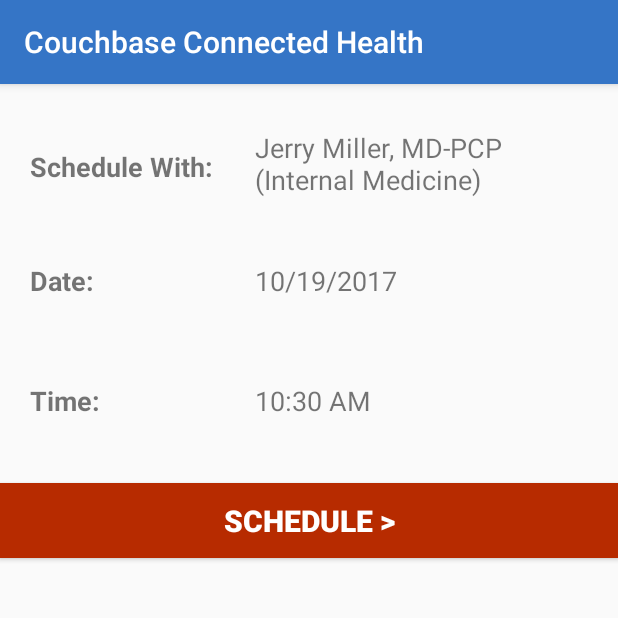
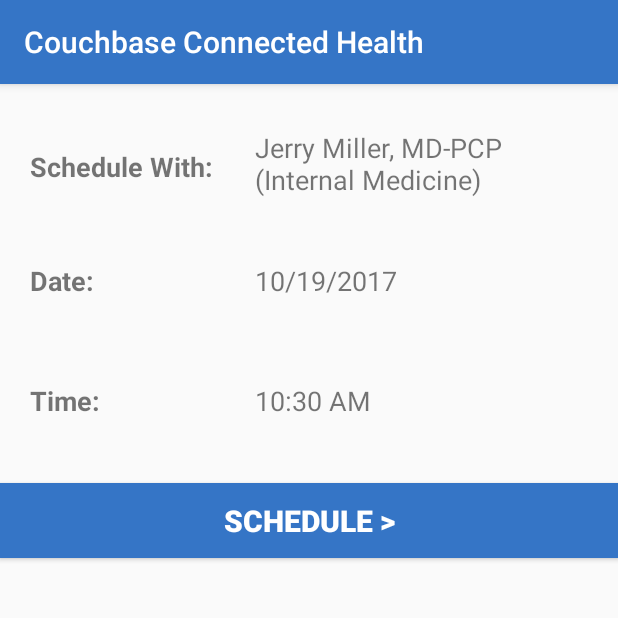
Before and after one commit to couchbaselabs/connect-fall-2017-demo, an Android app: the CareMessage screen opened directly, with no data from a screen before it, on a phone screen of 412 x 824 dp, the top half of it. Run offline under Robolectric (Android 15) with nearby library versions, the phone set to English and light mode, and no system bars; Roboto replaces fonts that are not available here.

Commit message:
Fixed #39 - Android: Change Schedule button's background color. (#40)

```diff
--- a/demo/mobile/android/CBCHealth/app/src/main/res/layout/content_care_message.xml
+++ b/demo/mobile/android/CBCHealth/app/src/main/res/layout/content_care_message.xml
@@ -94,52 +94,10 @@
         android:layout_below="@+id/textView5"
         android:layout_marginTop="30dp"
         android:layout_weight="1"
-        android:background="#B72B00"
+        android:background="?attr/colorPrimary"
         android:text="Schedule >"
         android:textColor="#FFF"
         android:textSize="20sp"
         android:textStyle="bold"/>
 
-
-
-
-    <!--
-    <DatePicker
-        android:id="@+id/datePicker2"
-        android:layout_width="0dp"
-        android:layout_height="wrap_content"
-        android:layout_marginLeft="8dp"
-        android:layout_marginRight="8dp"
-        android:layout_marginTop="8dp"
-        app:layout_constraintLeft_toLeftOf="parent"
-        app:layout_constraintRight_toRightOf="parent"
-        app:layout_constraintTop_toBottomOf="@+id/editText"
-        android:layout_marginStart="8dp"
-        android:layout_marginEnd="8dp"/>
-
-    <EditText
-        android:id="@+id/editText"
-        android:layout_width="0dp"
-        android:layout_height="wrap_content"
-        android:layout_marginLeft="8dp"
-        android:layout_marginRight="8dp"
-        android:layout_marginTop="8dp"
-        android:ems="10"
-        android:inputType="textPersonName"
-        android:text="Name"
-        app:layout_constraintLeft_toLeftOf="parent"
-        app:layout_constraintRight_toRightOf="parent"
-        app:layout_constraintTop_toTopOf="parent"
-        android:layout_marginStart="8dp"
-        android:layout_marginEnd="8dp"/>
-
-    <Button
-        android:id="@+id/button2"
-        android:layout_width="wrap_content"
-        android:layout_height="wrap_content"
-        android:text="Button"
-        tools:layout_editor_absoluteY="492dp"
-        tools:layout_editor_absoluteX="103dp" />
-        -->
-
 </RelativeLayout>
```
